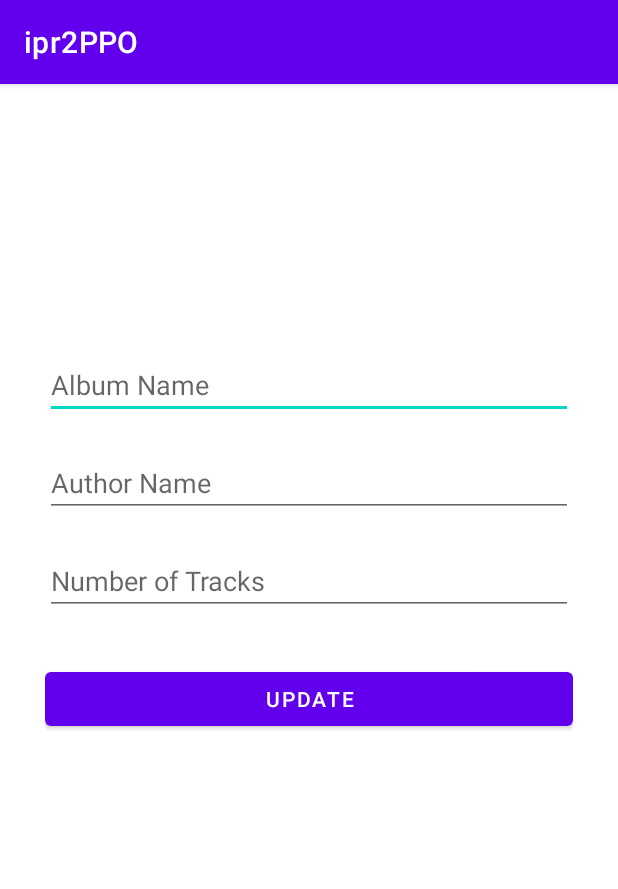
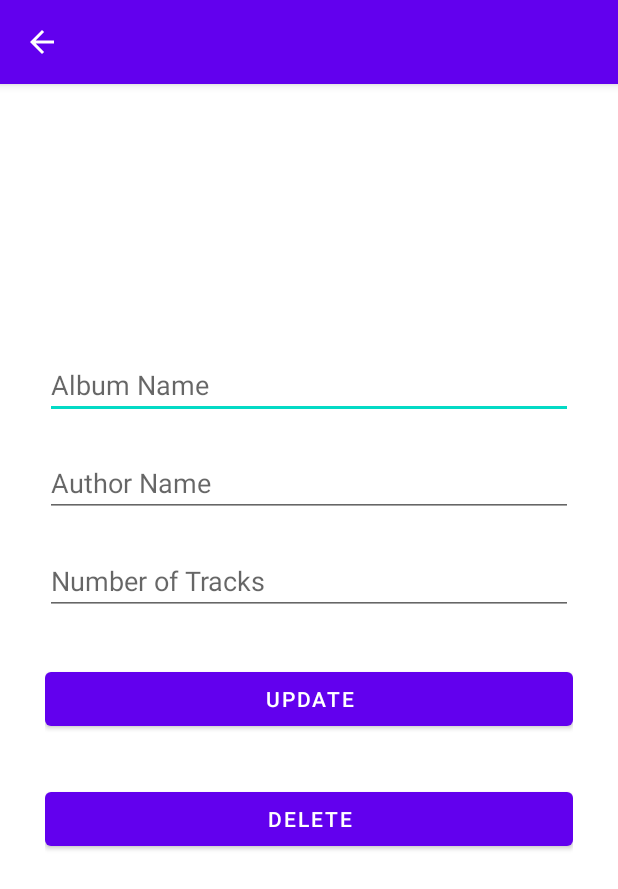
Before and after one commit to artiomtaliaronak/ipr2PPO, an Android app: the UpdateActivity screen opened directly, with no data from a screen before it, on a phone screen of 412 x 824 dp. Shown: the top 889 px of the screen. Run offline under Robolectric (Android 15) with nearby library versions, the phone set to English and light mode, and no system bars.

Commit message:
CRUD finished

```diff
--- a/app/src/main/AndroidManifest.xml
+++ b/app/src/main/AndroidManifest.xml
@@ -14,7 +14,7 @@
         tools:targetApi="31">
         <activity
             android:name=".UpdateActivity"
-            android:exported="false">
+            android:parentActivityName=".MainActivity">
             <meta-data
                 android:name="android.app.lib_name"
                 android:value="" />
--- a/app/src/main/java/com/artiomtaliaronak/ipr2ppo/UpdateActivity.java
+++ b/app/src/main/java/com/artiomtaliaronak/ipr2ppo/UpdateActivity.java
@@ -1,5 +1,7 @@
 package com.artiomtaliaronak.ipr2ppo;
 
+import androidx.appcompat.app.ActionBar;
+import androidx.appcompat.app.AlertDialog;
 import androidx.appcompat.app.AppCompatActivity;
 
 import android.os.Bundle;
@@ -11,7 +13,7 @@ import android.widget.Toast;
 public class UpdateActivity extends AppCompatActivity {
 
     EditText titleInput, authorInput, tracksInput;
-    Button updateButton;
+    Button updateButton, deleteButton;
     String id, title, author, tracks;
 
     @Override
@@ -23,7 +25,15 @@ public class UpdateActivity extends AppCompatActivity {
         authorInput = findViewById(R.id.authorInput2);
         tracksInput = findViewById(R.id.tracksInput2);
         updateButton = findViewById(R.id.updateButton);
+        deleteButton = findViewById(R.id.deleteButton);
+
         getAndSetIntentData();
+
+        ActionBar ab = getSupportActionBar();
+        if (ab != null) {
+            ab.setTitle(title);
+        }
+
         updateButton.setOnClickListener(new View.OnClickListener() {
             @Override
             public void onClick(View view) {
@@ -32,6 +42,16 @@ public class UpdateActivity extends AppCompatActivity {
                 author = authorInput.getText().toString().trim();
                 tracks = tracksInput.getText().toString().trim();
                 myDB.updateData(id, title, author, tracks);
+                finish();
+            }
+        });
+
+        deleteButton.setOnClickListener(new View.OnClickListener() {
+            @Override
+            public void onClick(View view) {
+                AlbumDatabaseHelper myDB = new AlbumDatabaseHelper(UpdateActivity.this);
+                myDB.deleteOneRow(id);
+                finish();
             }
         });
 
--- a/app/src/main/res/layout/activity_update.xml
+++ b/app/src/main/res/layout/activity_update.xml
@@ -56,4 +56,18 @@
         app:layout_constraintHorizontal_bias="0.498"
         app:layout_constraintStart_toStartOf="parent"
         app:layout_constraintTop_toBottomOf="@+id/tracksInput2" />
+
+    <Button
+        android:id="@+id/deleteButton"
+        android:layout_width="match_parent"
+        android:layout_height="wrap_content"
+        android:layout_marginTop="32dp"
+        android:text="Delete"
+        app:layout_constraintEnd_toEndOf="parent"
+        app:layout_constraintHorizontal_bias="0.498"
+        app:layout_constraintStart_toStartOf="parent"
+        app:layout_constraintTop_toBottomOf="@+id/updateButton" />
+
+
+
 </androidx.constraintlayout.widget.ConstraintLayout>
```
Also changed, not shown: app/src/main/java/com/artiomtaliaronak/ipr2ppo/AlbumDatabaseHelper.java (+10 -0 lines).
